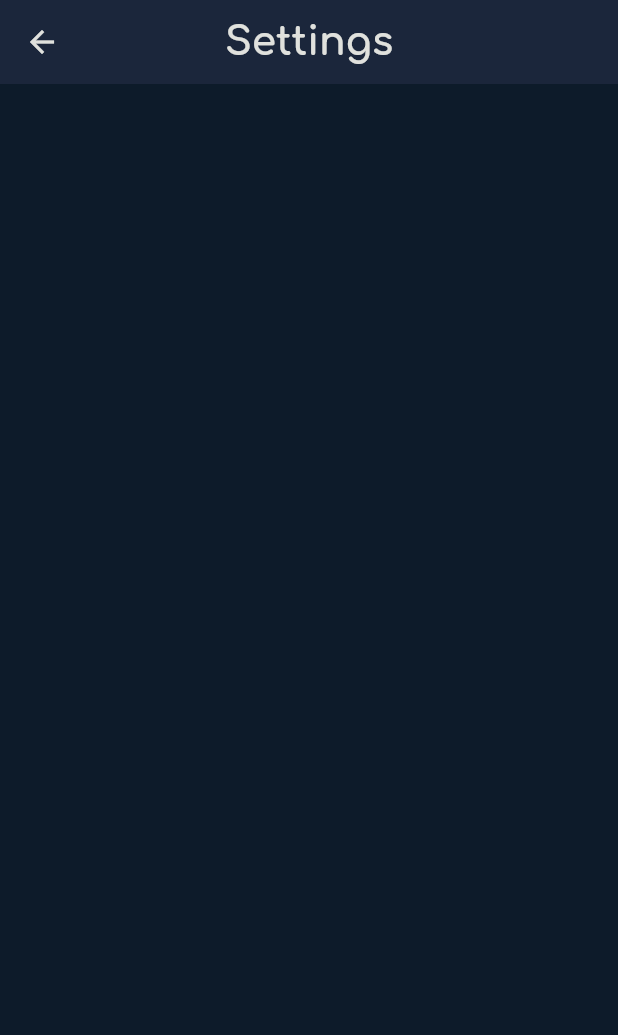
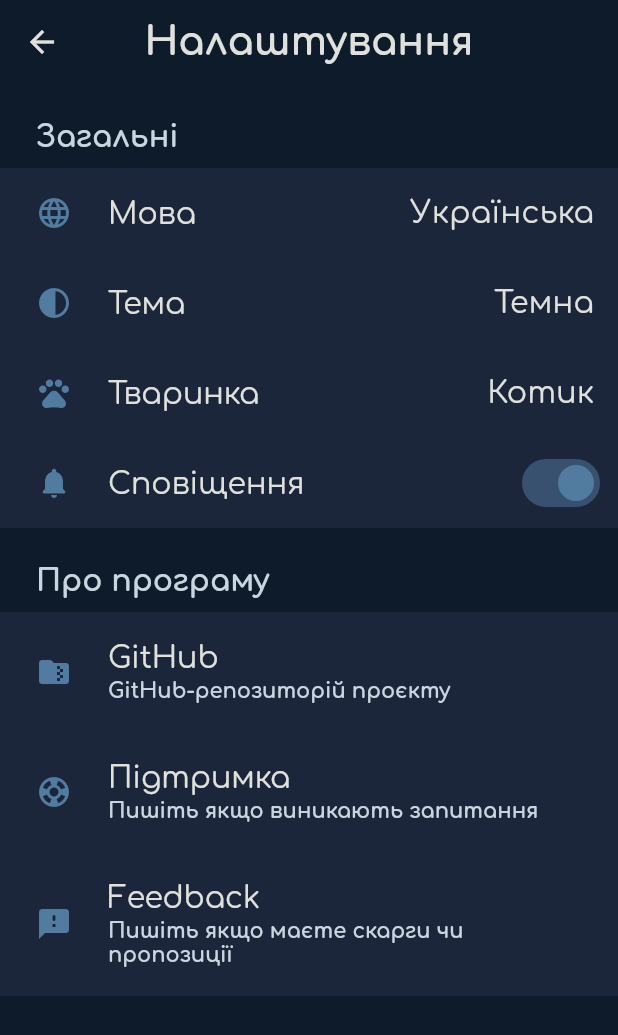
Before and after one commit to Trap-o/FluffyHelpers-Meditation, a Flutter app: the Settings screen opened by its route, on a phone screen of 412 x 824 dp. Shown: the top 1035 px of the screen. Run offline on Flutter 3.47's test engine with Material 3 defaults, Android fonts, the light colour scheme and no system bars; drawn by our look-alikes of settings_ui; our stand-ins replace firebase_auth, firebase_core, flutter_dotenv, flutter_native_splash, just_audio, shared_preferences; missing offline and left inert: firebase_ui_auth, firebase_ui_localizations, firebase_ui_oauth_google, flutter_inappwebview; accounts and stored records are empty.

Commit message:
Add settings screen

```diff
--- a/lib/constants/app_text_styles.dart
+++ b/lib/constants/app_text_styles.dart
@@ -27,6 +27,18 @@ class AppTextStyles {
     fontWeight: FontWeight.bold,
   );
 
+  static final TextStyle setting = _base.copyWith(
+    color: AppColors.text,
+    fontSize: AppFontSizes.button,
+    fontWeight: FontWeight.normal,
+  );
+
+  static final TextStyle smallDescription = _base.copyWith(
+    color: AppColors.secondaryText,
+    fontSize: AppFontSizes.small,
+    fontWeight: FontWeight.bold,
+  );
+
   static final TextStyle error = _base.copyWith(
     color: AppColors.error,
     fontSize: AppFontSizes.small,
--- a/lib/screens/profile/profile.dart
+++ b/lib/screens/profile/profile.dart
@@ -3,6 +3,7 @@ import 'package:firebase_ui_auth/firebase_ui_auth.dart';
 import 'package:fluffyhelpers_meditation/constants/app_button_styles.dart';
 import 'package:flutter/material.dart';
 
+import '../../constants/app_colors.dart';
 import '../../constants/app_spacing.dart';
 
 class Profile extends StatelessWidget{
@@ -17,7 +18,21 @@ class Profile extends StatelessWidget{
       child: Scaffold(
         body: user == null
             ? const Center(child: Text('Не увійшли в акаунт'))
-            : Center(
+            : Stack(
+              children: [
+                Positioned(
+                  top: -10,
+                  right: 10,
+                  child: IconButton(
+                    icon: const Icon(Icons.settings_rounded),
+                    color: AppColors.highlight,
+                    iconSize: 40,
+                    onPressed: () {
+                      Navigator.of(context).pushNamed('/settings');
+                    }
+                  ),
+                ),
+                Center(
                   child: Column(
                     spacing: AppSpacing.small,
                     children: [
@@ -50,64 +65,9 @@ class Profile extends StatelessWidget{
                     ],
                   ),
                 ),
+              ]
+            ),
       ),
     );
-
-    // return FirebaseUIActions(
-    //   actions: [
-    //     SignedOutAction((context){
-    //       Navigator.of(context).pushReplacementNamed('/');
-    //     }),
-    //   ],
-    //   child: SafeArea(
-    //     child: Padding(
-    //       padding: const EdgeInsets.all(AppSpacing.small),
-    //       child: Center(
-    //         child: Column(
-    //           children: [
-    //             CircleAvatar(
-    //               radius: 100,
-    //               backgroundImage: photoURL != null ? NetworkImage(photoURL) : null,
-    //               child: photoURL == null ? const Icon(Icons.account_circle_rounded) : null,
-    //             ),
-    //             const SizedBox(height: AppSpacing.small,),
-    //             // Text(
-    //             //   "${user?.displayName}",
-    //             //   style: AppTextStyles.title,
-    //             //   textAlign: TextAlign.center,
-    //             // ),
-    //             const EditableUserDisplayName(),
-    //             const SignOutButton(),
-    //             const DeleteAccountButton()
-    //           ],
-    //         ),
-    //       ),
-    //     ),
-    //   ),
-    // );
-    // return StreamBuilder<User?>(
-    //   stream: FirebaseAuth.instance.authStateChanges(),
-    //   builder: (context, snapshot) {
-    //     if(snapshot.hasData){
-    //       return ProfileScreen(
-    //         avatarPlaceholderColor: AppColors.text,
-    //         avatarSize: 200,
-    //         showDeleteConfirmationDialog: true,
-    //         showUnlinkConfirmationDialog: true,
-    //         showMFATile: false,
-    //         actions: [
-    //           SignedOutAction((context){
-    //             Navigator.of(context).pushReplacementNamed('/auth');
-    //           })
-    //         ],
-    //         children: [
-    //           Text("meow")
-    //         ],
-    //       );
-    //     } else{
-    //       return const Auth();
-    //     }
-    //   },
-    // );
   }
 }
--- a/lib/screens/settings/settings.dart
+++ b/lib/screens/settings/settings.dart
@@ -1,9 +1,10 @@
 import 'package:flutter/material.dart';
+import 'package:settings_ui/settings_ui.dart';
 
 import '../../constants/app_colors.dart';
 import '../../constants/app_text_styles.dart';
 
-const String _titleText = "Settings";
+const String _titleText = "Налаштування";
 
 class Settings extends StatefulWidget {
   const Settings({super.key});
@@ -12,6 +13,8 @@ class Settings extends StatefulWidget {
   State<Settings> createState() => _SettingsState();
 }
 
+bool areNotificationsEnabled = true;
+
 class _SettingsState extends State<Settings> {
   @override
   Widget build(BuildContext context) {
@@ -19,13 +22,123 @@ class _SettingsState extends State<Settings> {
       appBar: AppBar(
         title: const Text(_titleText),
         titleTextStyle: AppTextStyles.title,
-        backgroundColor: AppColors.secondaryBackground,
         centerTitle: true,
       ),
-      body: Column(
-        children: [
-        ],
-      ),
+      body: SettingsList(
+        lightTheme: const SettingsThemeData(
+          settingsListBackground: AppColors.primaryBackground,
+          leadingIconsColor: AppColors.accent,
+          titleTextColor: AppColors.text,
+          settingsTileTextColor: AppColors.text,
+          settingsSectionBackground: AppColors.secondaryBackground,
+        ),
+        darkTheme: const SettingsThemeData(
+          settingsListBackground: AppColors.primaryBackground,
+          leadingIconsColor: AppColors.accent,
+          titleTextColor: AppColors.text,
+          settingsTileTextColor: AppColors.text,
+          settingsSectionBackground: AppColors.secondaryBackground,
+        ),
+        sections: [
+          SettingsSection(
+            title: Text(
+              'Загальні',
+              style: AppTextStyles.buttonSecondary,
+            ),
+            tiles: <SettingsTile>[
+              SettingsTile.navigation(
+                leading: const Icon(Icons.language),
+                title: Text(
+                  'Мова',
+                  style: AppTextStyles.setting,
+                ),
+                trailing: Text(
+                  'Українська',
+                  style: AppTextStyles.setting,
+                ),
+              ),
+              SettingsTile.navigation(
+                leading: const Icon(Icons.contrast_rounded),
+                title: Text(
+                  'Тема',
+                  style: AppTextStyles.setting,
+                ),
+                trailing: Text(
+                  'Темна',
+                  style: AppTextStyles.setting,
+                ),
+              ),
+              SettingsTile.navigation(
+                leading: const Icon(Icons.pets_rounded),
+                title: Text(
+                  'Тваринка',
+                  style: AppTextStyles.setting,
+                ),
+                trailing:
+                Text(
+                  'Котик',
+                  style: AppTextStyles.setting,
+                ),
+              ),
+              SettingsTile.switchTile(
+                leading: const Icon(Icons.notifications_rounded),
+                title: Text(
+                  'Сповіщення',
+                  style: AppTextStyles.setting,
+                ),
+                activeSwitchColor: AppColors.accent,
+                initialValue: areNotificationsEnabled,
+                onToggle: (bool isEnabled) {
+                  setState(() {
+                    areNotificationsEnabled = isEnabled;
+                  });
+                },
+              ),
+            ],
+          ),
+          SettingsSection(
+            title: Text(
+              'Про програму',
+              style: AppTextStyles.buttonSecondary,
+            ),
+            tiles: <SettingsTile>[
+              SettingsTile(
+                leading: const Icon(Icons.folder_zip_rounded),
+                title: Text(
+                  'GitHub',
+                  style: AppTextStyles.setting,
+                ),
+                description: Text(
+                  "GitHub-репозиторій проєкту",
+                  style: AppTextStyles.smallDescription,
+                ),
+              ),
+              SettingsTile(
+                leading: const Icon(Icons.support_rounded),
+                title: Text(
+                  'Підтримка',
+                  style: AppTextStyles.setting,
+                ),
+                description: Text(
+                  "Пишіть якщо виникають запитання",
+                  style: AppTextStyles.smallDescription,
+                ),
+              ),
+              SettingsTile(
+                leading: const Icon(Icons.feedback_rounded),
+                title: Text(
+                  'Feedback',
+                  style: AppTextStyles.setting,
+                ),
+                description: Text(
+                  "Пишіть якщо маєте скарги чи пропозиції",
+                  style: AppTextStyles.smallDescription,
+                ),
+              ),
+            ],
+          )
+        ]
+      )
     );
   }
 }
--- a/pubspec.yaml
+++ b/pubspec.yaml
@@ -31,6 +31,7 @@ dependencies:
   firebase_ui_oauth_google: ^1.4.1
   flutter_dotenv: ^5.0.2
   flutter_native_splash: ^2.4.6
+  settings_ui: ^2.0.2
 
 dev_dependencies:
   flutter_test:
```
Also changed, not shown: 4 other files. Lines whose indentation alone changed are shown as unchanged.
